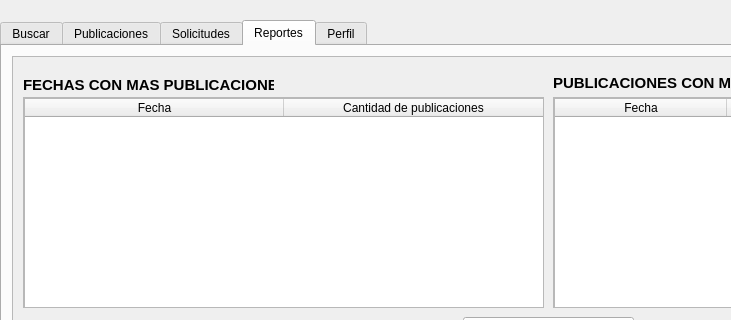
Above: Fase3/main/usuarios.ui from Kevin-alvarez1/PROYECTO_MULTIFASES_RED_SOCIAL before the change; both pictures show x 0 to 731 and y 0 to 320 of the 1138 by 557 pixel window. Below: the same form after it.
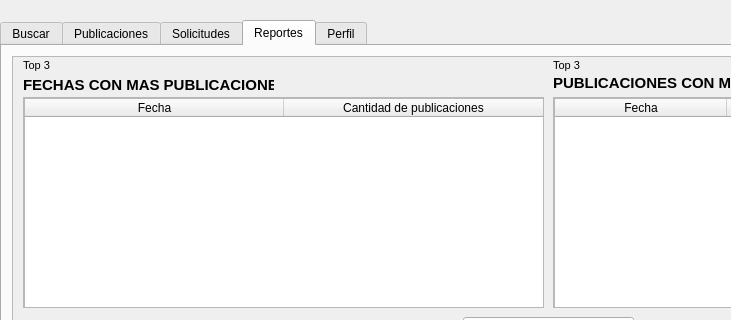
That is the form after the change. The open tabs and pages were chosen to show the change. Icons and pictures are not drawn.

Diff of the .ui file:
```diff
--- a/Fase3/main/usuarios.ui
+++ b/Fase3/main/usuarios.ui
@@ -1010,6 +1010,44 @@
         <string>BST</string>
        </property>
       </widget>
+      <widget class="QLabel" name="label_24">
+       <property name="geometry">
+        <rect>
+         <x>10</x>
+         <y>0</y>
+         <width>41</width>
+         <height>16</height>
+        </rect>
+       </property>
+       <property name="font">
+        <font>
+         <pointsize>8</pointsize>
+         <bold>false</bold>
+        </font>
+       </property>
+       <property name="text">
+        <string>Top 3</string>
+       </property>
+      </widget>
+      <widget class="QLabel" name="label_25">
+       <property name="geometry">
+        <rect>
+         <x>540</x>
+         <y>0</y>
+         <width>41</width>
+         <height>16</height>
+        </rect>
+       </property>
+       <property name="font">
+        <font>
+         <pointsize>8</pointsize>
+         <bold>false</bold>
+        </font>
+       </property>
+       <property name="text">
+        <string>Top 3</string>
+       </property>
+      </widget>
      </widget>
     </widget>
    </widget>
```
Left out of the diff: 8 changed lines with no effect on the pictures.
